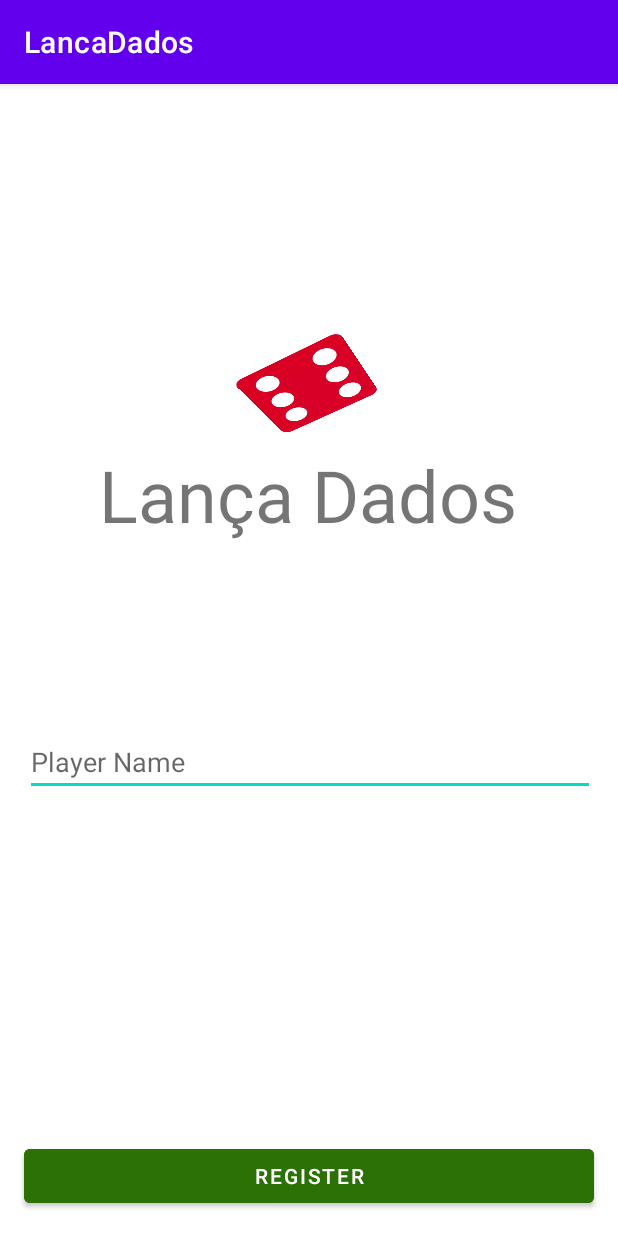
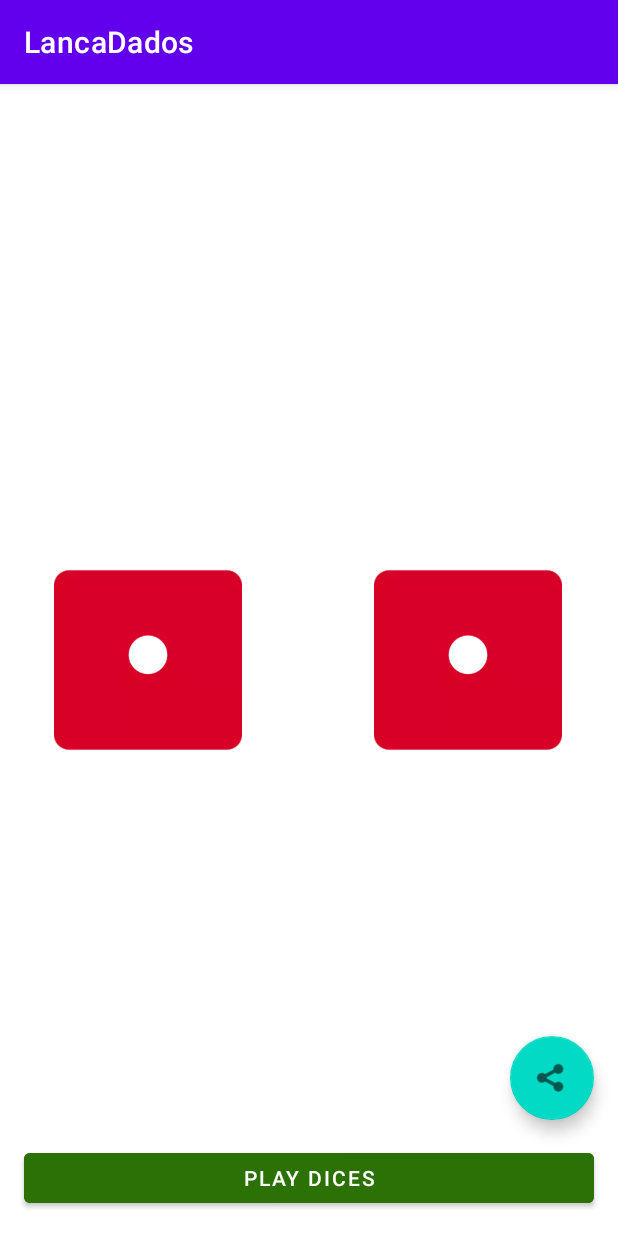
Before and after one commit to lukaz-sampaio/venturus-lancadados, an Android app: the screen it shows after launch (MainActivity), after a tap on "REGISTER", on a phone screen of 412 x 824 dp. Run offline under Robolectric (Android 15) with nearby library versions, the phone set to English and light mode, and no system bars.

Commit message:
Em "RegisterUserFragment.kt", passando valores de um fragment para outro fragment;
Em "ThrowDicesFragment.kt", recuperando o valor passado do Fragment "RegisterUserFragment.kt";

Em "activity_main.xml" corrigindo erro "View does not a have NavController" passando o valor "androidx.navigation.fragment.NavHostFragment" para o atributo "app:name" de "<androidx.fragment.app.FragmentContainerView>".

Em "fragment_throw_dices.xml" removendo contexto do layout.

```diff
--- a/app/src/main/java/lab/venturus/lancadados/RegisterUserFragment.kt
+++ b/app/src/main/java/lab/venturus/lancadados/RegisterUserFragment.kt
@@ -6,9 +6,6 @@ import android.view.View
 import android.view.ViewGroup
 import androidx.core.os.bundleOf
 import androidx.fragment.app.Fragment
-import androidx.navigation.Navigation.findNavController
-import androidx.navigation.findNavController
-import androidx.navigation.fragment.NavHostFragment
 import androidx.navigation.fragment.findNavController
 import lab.venturus.lancadados.databinding.FragmentRegisterUserBinding
 
@@ -31,9 +28,9 @@ class RegisterUserFragment : Fragment() {
         getPlayerName?.setOnClickListener {
             val player = playerName?.text.toString()
             findNavController().navigate(
-                R.id.action_navigation_register_to_navigation_dashboard
-//                ,                bundleOf("player" to player)
-                )
+                R.id.action_navigation_register_to_navigation_dashboard,
+                bundleOf("player" to player)
+            )
         }
         return binding?.root
     }
--- a/app/src/main/java/lab/venturus/lancadados/ThrowDicesFragment.kt
+++ b/app/src/main/java/lab/venturus/lancadados/ThrowDicesFragment.kt
@@ -25,7 +25,7 @@ class ThrowDicesFragment : Fragment() {
 
         val player = "Player Name"
         welcome?.text = arguments?.getString("player")
-//        val message = getString(R.string.welcome, player)
+        val message = getString(R.string.welcome, player)
 
 
         shareButton?.setOnClickListener {
@@ -33,7 +33,9 @@ class ThrowDicesFragment : Fragment() {
             intent.putExtra(Intent.EXTRA_TEXT, "You are a lucky!")
 //            intent.setPackage("com.whatsapp")
             intent.type = "text/plain"
+            startActivity(intent)
 
+            // abrir compartilhar direto no aplicativo se estiver instalado
 //            activity?.packageManager?.run {
 //                if (intent.resolveActivity(this) != null) {
 //                    startActivity(intent)
--- a/app/src/main/res/layout/activity_main.xml
+++ b/app/src/main/res/layout/activity_main.xml
@@ -7,7 +7,7 @@
     <androidx.fragment.app.FragmentContainerView
         app:defaultNavHost="true"
         android:id="@+id/fragment_container_view"
-        android:name="lab.venturus.lancadados.RegisterUserFragment"
+        android:name="androidx.navigation.fragment.NavHostFragment"
         android:layout_width="match_parent"
         android:layout_height="match_parent"
         app:navGraph="@navigation/nav_graph"/>
--- a/app/src/main/res/layout/fragment_throw_dices.xml
+++ b/app/src/main/res/layout/fragment_throw_dices.xml
@@ -4,8 +4,7 @@
     xmlns:tools="http://schemas.android.com/tools"
     android:layout_width="match_parent"
     android:layout_height="match_parent"
-    android:rotationX="0"
-    tools:context=".MainActivity">
+    android:rotationX="0">
 
     <Button
         android:id="@+id/btn_jogar"
```
